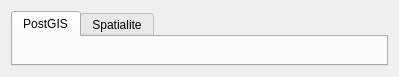
This is gui/CustomWidgets/SelectionWidgets/tabDbSelectorWidget.ui in dsgoficial/DsgTools as Qt 5 draws it before an edit. The edited form follows.
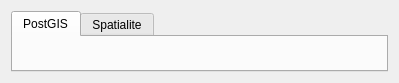
This is the edited form. Custom widgets are drawn as their Qt base class.

Commit message: selection widgets fixes

Diff of the .ui file:
```diff
--- a/gui/CustomWidgets/SelectionWidgets/tabDbSelectorWidget.ui
+++ b/gui/CustomWidgets/SelectionWidgets/tabDbSelectorWidget.ui
@@ -7,7 +7,7 @@
     <x>0</x>
     <y>0</y>
     <width>399</width>
-    <height>77</height>
+    <height>83</height>
    </rect>
   </property>
   <property name="windowTitle">
```
Left out of the diff: 4 changed lines with no effect on the pictures. The commit also changes 4 other files.
